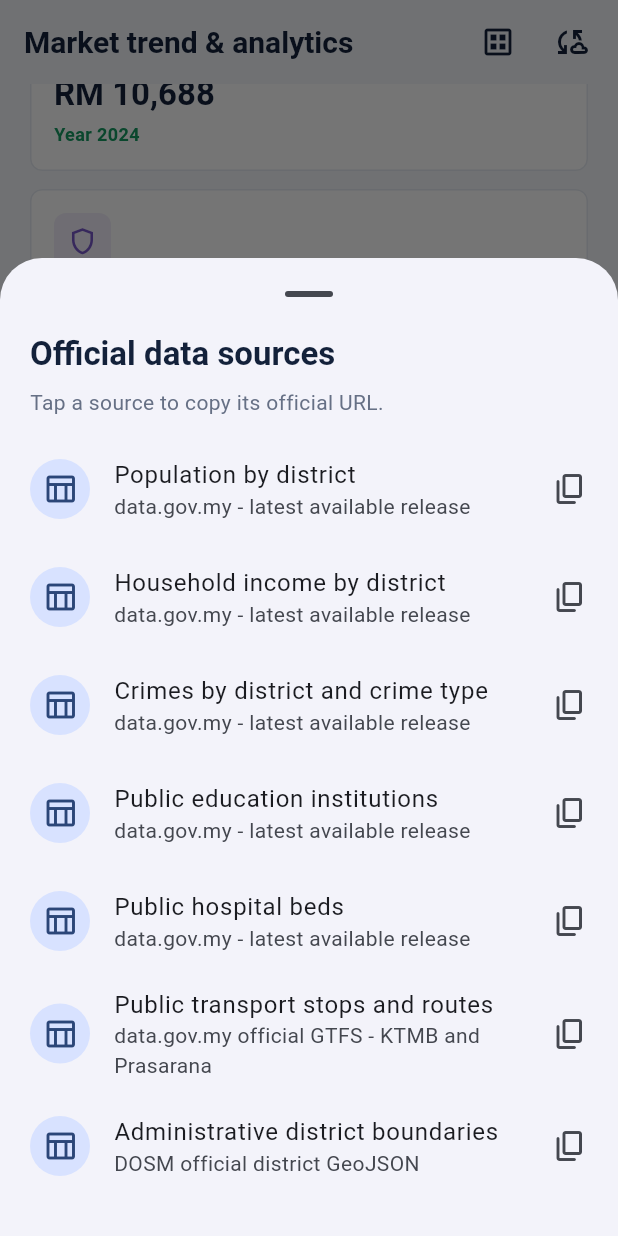
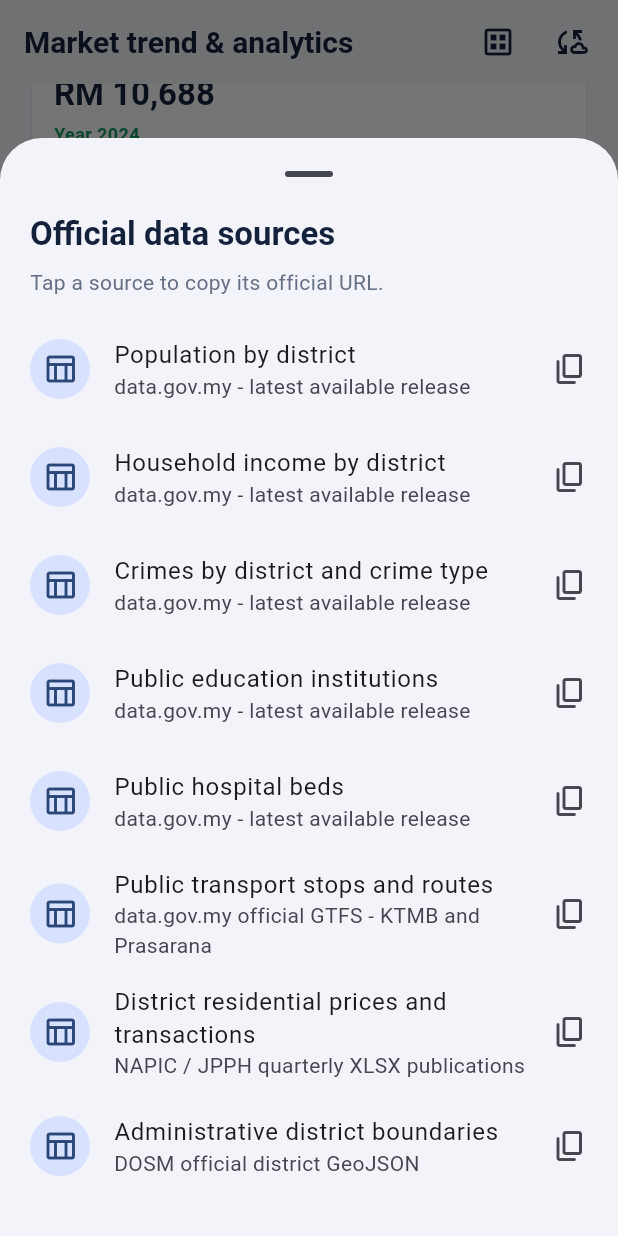
Before and after one commit to jiading555/MobileApplicationMerge1, a Flutter app: the AnalysisScreen screen opened directly, scrolled down 576 dp, after a tap on the "dataset" icon, on a phone screen of 412 x 824 dp. Run offline on Flutter 3.47's test engine with Material 3 defaults, Android fonts, the light colour scheme and no system bars; our stand-ins replace image_picker, supabase_flutter; accounts and stored records are empty; network calls fail.

Commit message:
Use NAPIC price history and transaction demand signals

```diff
--- a/lib/features/analysis/analysis_screen.dart
+++ b/lib/features/analysis/analysis_screen.dart
@@ -207,6 +207,11 @@ class _AnalysisScreenState extends State<AnalysisScreen> {
         'https://developer.data.gov.my/realtime-api/gtfs-static',
       ),
       _DataSource(
+        'District residential prices and transactions',
+        'NAPIC / JPPH quarterly XLSX publications',
+        'https://napic.jpph.gov.my/en/latest-publication',
+      ),
+      _DataSource(
         'Administrative district boundaries',
         'DOSM official district GeoJSON',
         'https://github.com/dosm-malaysia/data-open/blob/main/datasets/geodata/administrative_2_district.geojson',
@@ -363,13 +368,27 @@ class _Overview extends StatelessWidget {
         const SizedBox(height: 22),
         LayoutBuilder(
           builder: (context, constraints) {
-            final price = _ChartCard(
-              title: 'Historical price indicator',
-              subtitle: 'Average RM per square foot - 2018-2024',
-              value: '${formatRinggit(area.averagePricePsf)} psf',
-              trend: '+${area.priceGrowth.toStringAsFixed(1)}%',
-              values: area.priceHistory,
-            );
+            final price = area.hasMarketPrice
+                ? _ChartCard(
+                    title: 'Historical price indicator',
+                    subtitle:
+                        'NAPIC sample-weighted district median (RM/unit)',
+                    value: formatRinggit(
+                      area.medianResidentialPrice!.round(),
+                    ),
+                    trend: area.hasMarketHistory
+                        ? '${area.priceGrowth >= 0 ? '+' : ''}'
+                              '${area.priceGrowth.toStringAsFixed(1)}%'
+                        : '1 quarter collected',
+                    values: area.priceHistory,
+                    labels: area.marketPricePeriods,
+                  )
+                : const _UnavailableCard(
+                    title: 'Historical price indicator',
+                    message:
+                        'NAPIC market snapshot is not loaded yet. Run the '
+                        'crawler after applying the Supabase migration.',
+                  );
             final demand = _DemandCard(area: area);
             return constraints.maxWidth >= 820
                 ? Row(
@@ -465,8 +484,17 @@ class _PriceTrend extends StatelessWidget {
 
   @override
   Widget build(BuildContext context) {
-    final change = area.priceHistory.last - area.priceHistory.first;
-    final changePercent = change / area.priceHistory.first * 100;
+    if (!area.hasMarketPrice) {
+      return const _UnavailableCard(
+        title: 'Historical price indicator',
+        message: 'No NAPIC price snapshot is available for this district.',
+      );
+    }
+    final changePercent = area.hasMarketHistory
+        ? (area.priceHistory.last - area.priceHistory.first) /
+              area.priceHistory.first *
+              100
+        : null;
     return Column(
       crossAxisAlignment: CrossAxisAlignment.start,
       children: [
@@ -476,16 +504,20 @@ class _PriceTrend extends StatelessWidget {
         ),
         const SizedBox(height: 4),
         const Text(
-          'Historical sample series, normalized to RM per square foot.',
+          'Official NAPIC quarterly district price snapshots.',
           style: TextStyle(color: AppTheme.muted),
         ),
         const SizedBox(height: 16),
         _ChartCard(
-          title: 'Average transacted-price indicator',
-          subtitle: '2018-2024 snapshot series',
-          value: '${formatRinggit(area.averagePricePsf)} psf',
-          trend: '+${changePercent.toStringAsFixed(1)}% over the period',
+          title: 'Sample-weighted median residential price',
+          subtitle: area.marketPricePeriods.join(' to '),
+          value: formatRinggit(area.medianResidentialPrice!.round()),
+          trend: changePercent == null
+              ? 'More quarters required'
+              : '${changePercent >= 0 ? '+' : ''}'
+                    '${changePercent.toStringAsFixed(1)}% over the period',
           values: area.priceHistory,
+          labels: area.marketPricePeriods,
           large: true,
         ),
         const SizedBox(height: 14),
@@ -493,15 +525,18 @@ class _PriceTrend extends StatelessWidget {
           children: [
             Expanded(
               child: _SmallStat(
-                label: 'Latest annual signal',
-                value: '+${area.priceGrowth.toStringAsFixed(1)}%',
+                label: 'Latest quarterly price signal',
+                value: area.hasMarketHistory
+                    ? '${area.priceGrowth >= 0 ? '+' : ''}'
+                          '${area.priceGrowth.toStringAsFixed(1)}%'
+                    : 'Unavailable',
               ),
             ),
             const SizedBox(width: 12),
             Expanded(
               child: _SmallStat(
-                label: 'Rental yield estimate',
-                value: '${area.rentalYield.toStringAsFixed(1)}%',
+                label: 'Latest NAPIC period',
+                value: area.marketPeriod ?? 'Unavailable',
               ),
             ),
           ],
@@ -595,6 +630,7 @@ class _ChartCard extends StatelessWidget {
     required this.trend,
     required this.values,
     this.large = false,
+    this.labels = const [],
   });
 
   final String title;
@@ -603,6 +639,7 @@ class _ChartCard extends StatelessWidget {
   final String trend;
   final List<double> values;
   final bool large;
+  final List<String> labels;
 
   @override
   Widget build(BuildContext context) {
@@ -643,7 +680,11 @@ class _ChartCard extends StatelessWidget {
               ],
             ),
             const SizedBox(height: 12),
-            SimpleLineChart(values: values, height: large ? 300 : 205),
+            SimpleLineChart(
+              values: values,
+              labels: labels,
+              height: large ? 300 : 205,
+            ),
           ],
         ),
       ),
@@ -658,12 +699,14 @@ class _DemandCard extends StatelessWidget {
 
   @override
   Widget build(BuildContext context) {
-    final demand =
-        ((area.populationGrowth * 9) +
-                (area.rentalYield * 8) +
-                (area.transportScore * 0.28))
-            .clamp(0, 100)
-            .toDouble();
+    final demand = area.marketDemandScore;
+    if (demand == null) {
+      return const _UnavailableCard(
+        title: 'Market demand signal',
+        message:
+            'NAPIC current and previous-year transaction totals are required.',
+      );
+    }
     return Card(
       child: Padding(
         padding: const EdgeInsets.all(18),
@@ -715,14 +758,56 @@ class _DemandCard extends StatelessWidget {
             ),
             const SizedBox(height: 20),
             _SignalRow(
-              label: 'Population growth',
-              value: area.populationGrowth / 6,
+              label:
+                  'Transaction volume '
+                  '(${_signed(area.transactionVolumeGrowth)} YoY)',
+              value: _growthSignal(area.transactionVolumeGrowth),
             ),
-            _SignalRow(label: 'Rental yield', value: area.rentalYield / 6),
             _SignalRow(
-              label: 'Public transport',
-              value: area.transportScore / 100,
+              label:
+                  'Transaction value '
+                  '(${_signed(area.transactionValueGrowth)} YoY)',
+              value: _growthSignal(area.transactionValueGrowth),
             ),
+            const Text(
+              'Score: 60% volume growth + 40% value growth. '
+              'Each growth rate is capped from -20% to +20%.',
+              style: TextStyle(color: AppTheme.muted, fontSize: 10),
+            ),
+          ],
+        ),
+      ),
+    );
+  }
+
+  String _signed(double? value) {
+    if (value == null) return 'Unavailable';
+    return '${value >= 0 ? '+' : ''}${value.toStringAsFixed(1)}%';
+  }
+
+  double _growthSignal(double? value) {
+    if (value == null) return 0;
+    return (value.clamp(-20, 20) + 20) / 40;
+  }
+}
+
+class _UnavailableCard extends StatelessWidget {
+  const _UnavailableCard({required this.title, required this.message});
+
+  final String title;
+  final String message;
+
+  @override
+  Widget build(BuildContext context) {
+    return Card(
+      child: Padding(
+        padding: const EdgeInsets.all(18),
+        child: Column(
+          crossAxisAlignment: CrossAxisAlignment.start,
+          children: [
+            Text(title, style: Theme.of(context).textTheme.titleMedium),
+            const SizedBox(height: 12),
+            Text(message, style: const TextStyle(color: AppTheme.muted)),
           ],
         ),
       ),
```
